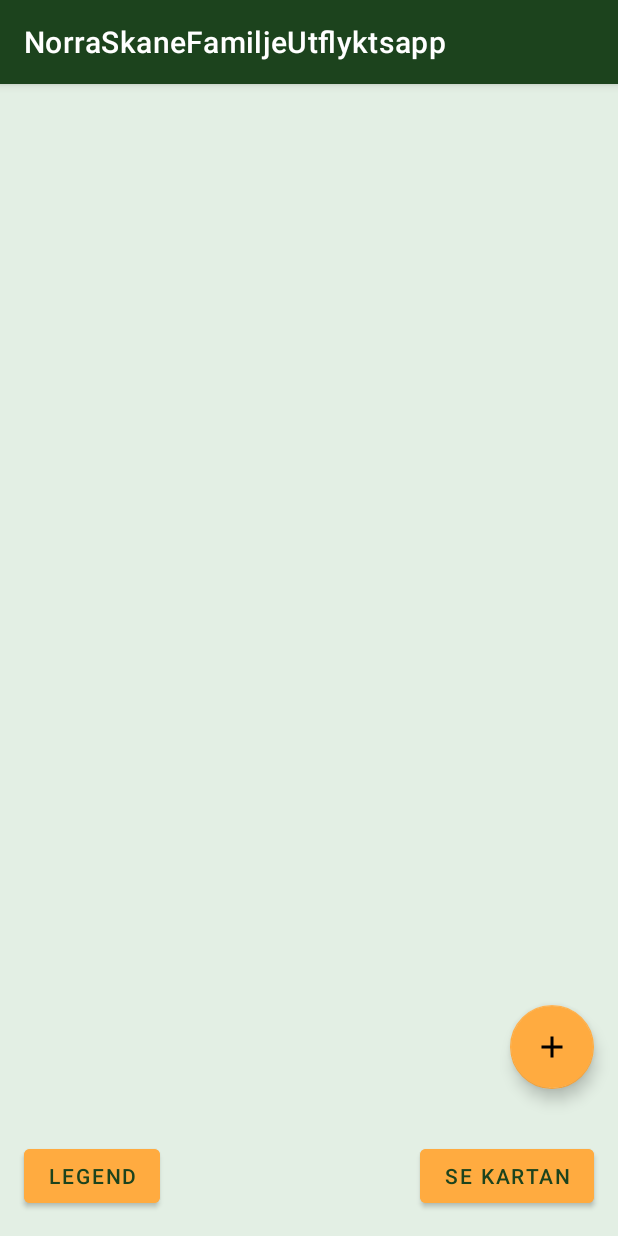
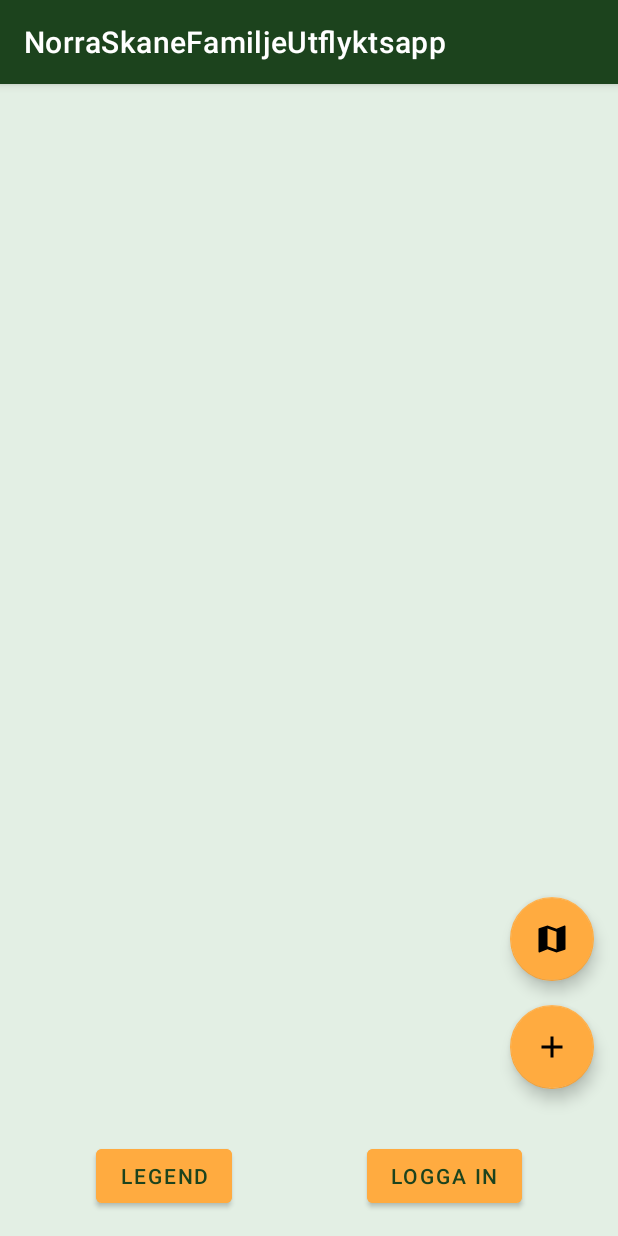
Before and after one commit to JuliaGloggPete/UtflyktstippsMedBarn, an Android app: the screen it shows after launch (DestinationsViewActivity), after a tap on "SKIP", on a phone screen of 412 x 824 dp. Run offline under Robolectric (Android 15) with nearby library versions, the phone set to English and light mode, and no system bars; our stand-ins replace Firebase (no records; nobody signed in at launch, a user with empty details on screens opened directly); Roboto replaces fonts that are not available here.

Commit message:
styled and added last funktions, cleaned the code

```diff
--- a/app/src/main/AndroidManifest.xml
+++ b/app/src/main/AndroidManifest.xml
@@ -38,7 +38,7 @@
                 android:value="" />
         </activity>
         <activity
-            android:name=".TestScrollDownAdd"
+            android:name=".AddDestinationsActivity"
             android:exported="false">
             <meta-data
                 android:name="android.app.lib_name"
--- a/app/src/main/java/com/example/norraskanefamiljeutflyktsapp/DataManager.kt
+++ b/app/src/main/java/com/example/norraskanefamiljeutflyktsapp/DataManager.kt
@@ -5,5 +5,4 @@ object DataManager {
 
     val destinations = mutableListOf<Places>()
 
-
 }
--- a/app/src/main/java/com/example/norraskanefamiljeutflyktsapp/DestinationsViewActivity.kt
+++ b/app/src/main/java/com/example/norraskanefamiljeutflyktsapp/DestinationsViewActivity.kt
@@ -23,24 +23,43 @@ class DestinationsViewActivity : AppCompatActivity(), DestinatinRecyclerAdapter.
         recyclerView.layoutManager = LinearLayoutManager(this)
         recyclerView.adapter = DestinatinRecyclerAdapter(this, DataManager.destinations, this)
 
+        val loggedIn = intent.getBooleanExtra("logged", true)
 
 
 
-        val addDestinationButton = findViewById<FloatingActionButton>(R.id.floatingActionButton2)
+
+        val addDestinationButton = findViewById<FloatingActionButton>(R.id.FABtoAdd)
         addDestinationButton.setOnClickListener {
-            val loggedIn = intent.getBooleanExtra("logged", true)
+
 
             if (loggedIn == true) {
 
-                val intent = Intent(this, TestScrollDownAdd::class.java)
+                val intent = Intent(this, AddDestinationsActivity::class.java)
                 startActivity(intent)
             } else {
-               // Toast.makeText(this, "log in", Toast.LENGTH_SHORT).show()
                 addNRemovePleaseLogInFragment()
             }
         }
-        val mapBtn = findViewById<Button>(R.id.btn_seeMap)
-        mapBtn.setOnClickListener {
+        val logOutButton = findViewById<Button>(R.id.btn_LogOut)
+        if (loggedIn == false) {
+            logOutButton.setText("Logga In")
+        }
+
+
+
+        logOutButton.setOnClickListener {
+            if (loggedIn == false) {
+                finish()
+            }
+
+            val intent = Intent(this, MainActivity::class.java)
+            intent.putExtra("Logout",true)
+            intent.flags = Intent.FLAG_ACTIVITY_CLEAR_TOP
+            startActivity(intent) }
+
+        val mapButton = findViewById<FloatingActionButton>(R.id.floatingActionButtonMaps)
+
+        mapButton.setOnClickListener {
 
             val intent = Intent(this, AllDestinationsMapsActivity::class.java)
             startActivity(intent)
@@ -54,8 +73,6 @@ class DestinationsViewActivity : AppCompatActivity(), DestinatinRecyclerAdapter.
     }
 
     override fun OnClick(position: Int) {
-        // Toast.makeText(this, "${position}",Toast.LENGTH_SHORT).show()
-        //   Toast.makeText(this,DataManager.destinations[position].title,Toast.LENGTH_SHORT).show()
         val intent = Intent(this, MoreInfoActivity::class.java)
 
         intent.putExtra("id", DataManager.destinations[position].documentId.toString())
@@ -67,13 +84,11 @@ class DestinationsViewActivity : AppCompatActivity(), DestinatinRecyclerAdapter.
     fun addNRemoveLegendFragment(view: View) {
 
         val frag = supportFragmentManager.findFragmentByTag("legendFragment")
-        if (frag != null){
+        if (frag != null) {
             val transaction = supportFragmentManager.beginTransaction()
             transaction.remove(legendFragment)
-            transaction.commit()}
-
-
-       else {
+            transaction.commit()
+        } else {
 
             val transaction = supportFragmentManager.beginTransaction()
             transaction.replace(R.id.framelayout, legendFragment, "legendFragment")
@@ -84,7 +99,7 @@ class DestinationsViewActivity : AppCompatActivity(), DestinatinRecyclerAdapter.
 
     override fun onTouchEvent(event: MotionEvent?): Boolean {
 
-        if(event?.action == MotionEvent.ACTION_UP){
+        if (event?.action == MotionEvent.ACTION_UP) {
             removeLegend()
             removeLoginFragment()
         }
@@ -109,13 +124,11 @@ class DestinationsViewActivity : AppCompatActivity(), DestinatinRecyclerAdapter.
     fun addNRemovePleaseLogInFragment() {
 
         val frag = supportFragmentManager.findFragmentByTag("logInFragment")
-        if (frag != null){
+        if (frag != null) {
             val transaction = supportFragmentManager.beginTransaction()
             transaction.remove(plsLogInFragment)
-            transaction.commit()}
-
-
-        else {
+            transaction.commit()
+        } else {
 
 
             val transaction = supportFragmentManager.beginTransaction()
@@ -124,12 +137,6 @@ class DestinationsViewActivity : AppCompatActivity(), DestinatinRecyclerAdapter.
 
         }
     }
-
-
-
-
-
-
 
 
     fun removeLoginFragment() {
--- a/app/src/main/java/com/example/norraskanefamiljeutflyktsapp/LegendFragment.kt
+++ b/app/src/main/java/com/example/norraskanefamiljeutflyktsapp/LegendFragment.kt
@@ -7,8 +7,7 @@ import android.view.ViewGroup
 import androidx.fragment.app.Fragment
 import kotlinx.android.synthetic.main.activity_destinations_view.*
 
-class LegendFragment() : Fragment()
-{
+class LegendFragment() : Fragment() {
 
     override fun onCreateView(
         inflater: LayoutInflater,
@@ -20,9 +19,6 @@ class LegendFragment() : Fragment()
         return view
 
 
-
-
-
     }
 
 }
--- a/app/src/main/java/com/example/norraskanefamiljeutflyktsapp/Log_In_please.kt
+++ b/app/src/main/java/com/example/norraskanefamiljeutflyktsapp/Log_In_please.kt
@@ -36,7 +36,7 @@ class Log_In_please : Fragment() {
         savedInstanceState: Bundle?
     ): View? {
         // Inflate the layout for this fragment
-      val view : View =inflater!!.inflate(R.layout.fragment_log__in_please, container, false)
+        val view: View = inflater!!.inflate(R.layout.fragment_log__in_please, container, false)
 
         view.btn_back_to_logIn.setOnClickListener {
             val intent = Intent(context, MainActivity::class.java)
@@ -47,8 +47,6 @@ class Log_In_please : Fragment() {
 
         view.btn_fragm_cancel.setOnClickListener {
             val loggedIn = false
-
-
 
 
             /*val transaction = supportFragmentManager.beginTransaction()
--- a/app/src/main/java/com/example/norraskanefamiljeutflyktsapp/MainActivity.kt
+++ b/app/src/main/java/com/example/norraskanefamiljeutflyktsapp/MainActivity.kt
@@ -14,12 +14,11 @@ import com.google.firebase.firestore.ktx.toObject
 import com.google.firebase.ktx.Firebase
 
 class MainActivity : AppCompatActivity() {
-// https://www.youtube.com/watch?v=0ok8e0JfIoo&t=35s
+
     lateinit var auth: FirebaseAuth
     lateinit var emailView: EditText
     lateinit var passwordView: EditText
-    lateinit var skipBtn : Button
-
+    lateinit var skipBtn: Button
 
 
     override fun onCreate(savedInstanceState: Bundle?) {
@@ -61,7 +60,7 @@ class MainActivity : AppCompatActivity() {
         val signInBtn = findViewById<Button>(R.id.btn_signIn)
         val signUpBtn = findViewById<Button>(R.id.btn_signUp)
 
-         skipBtn = findViewById<Button>(R.id.btn_moveOnWithoutRegister)
+        skipBtn = findViewById<Button>(R.id.btn_moveOnWithoutRegister)
 
 
         signUpBtn.setOnClickListener {
@@ -95,14 +94,13 @@ class MainActivity : AppCompatActivity() {
         var loggedIn = true
 
 
-        if ( skipBtn.isPressed ){
+        if (skipBtn.isPressed) {
             loggedIn = false
 
         }
 
 
-
-      val intent = Intent(this, DestinationsViewActivity::class.java)
+        val intent = Intent(this, DestinationsViewActivity::class.java)
         //val intent = Intent(this, TakeInImageActivity::class.java)
 
         intent.putExtra("logged", loggedIn)
@@ -137,7 +135,6 @@ class MainActivity : AppCompatActivity() {
                 gotoPlacesActivitiy()
 
 
-
             } else {
                 val toast =
                     Toast.makeText(
@@ -153,6 +150,16 @@ class MainActivity : AppCompatActivity() {
 
         }
 
+
+    }
+
+    override fun onResume() {
+        super.onResume()
+       val logout = intent.getBooleanExtra("Logout", false)
+
+        if(logout == false){
+            auth.signOut()
+        }
 
     }
 
--- /dev/null
+++ b/app/src/main/res/drawable/ic_baseline_arrow_back_24.xml
@@ -0,0 +1,5 @@
+<vector android:autoMirrored="true" android:height="24dp"
+    android:tint="#000000" android:viewportHeight="24"
+    android:viewportWidth="24" android:width="24dp" xmlns:android="http://schemas.android.com/apk/res/android">
+    <path android:fillColor="@android:color/white" android:pathData="M20,11H7.83l5.59,-5.59L12,4l-8,8 8,8 1.41,-1.41L7.83,13H20v-2z"/>
+</vector>
--- /dev/null
+++ b/app/src/main/res/drawable/ic_baseline_map_24.xml
@@ -0,0 +1,5 @@
+<vector android:height="24dp" android:tint="#000000"
+    android:viewportHeight="24" android:viewportWidth="24"
+    android:width="24dp" xmlns:android="http://schemas.android.com/apk/res/android">
+    <path android:fillColor="@android:color/white" android:pathData="M20.5,3l-0.16,0.03L15,5.1 9,3 3.36,4.9c-0.21,0.07 -0.36,0.25 -0.36,0.48V20.5c0,0.28 0.22,0.5 0.5,0.5l0.16,-0.03L9,18.9l6,2.1 5.64,-1.9c0.21,-0.07 0.36,-0.25 0.36,-0.48V3.5c0,-0.28 -0.22,-0.5 -0.5,-0.5zM15,19l-6,-2.11V5l6,2.11V19z"/>
+</vector>
--- a/app/src/main/res/layout/activity_destinations_view.xml
+++ b/app/src/main/res/layout/activity_destinations_view.xml
@@ -20,19 +20,19 @@
         app:layout_constraintVertical_bias="1.0" />
 
     <Button
-        android:id="@+id/btn_seeMap"
+        android:id="@+id/btn_LogOut"
         android:layout_width="wrap_content"
         android:layout_height="wrap_content"
-        android:layout_marginEnd="16dp"
+        android:layout_marginEnd="64dp"
         android:layout_marginBottom="16dp"
         android:backgroundTint="#FFAB40"
-        android:text="Se kartan"
+        android:text="Logga ut"
         android:textColor="#1C431D"
         app:layout_constraintBottom_toBottomOf="parent"
         app:layout_constraintEnd_toEndOf="parent" />
 
     <com.google.android.material.floatingactionbutton.FloatingActionButton
-        android:id="@+id/floatingActionButton2"
+        android:id="@+id/FABtoAdd"
         android:layout_width="wrap_content"
         android:layout_height="wrap_content"
         android:layout_marginEnd="16dp"
@@ -44,11 +44,24 @@
         app:srcCompat="@drawable/ic_baseline_add_24"
         tools:ignore="SpeakableTextPresentCheck" />
 
+    <com.google.android.material.floatingactionbutton.FloatingActionButton
+        android:id="@+id/floatingActionButtonMaps"
+        android:layout_width="wrap_content"
+        android:layout_height="wrap_content"
+        android:layout_marginEnd="16dp"
+        android:layout_marginBottom="16dp"
+        android:clickable="true"
+        app:backgroundTint="#FFAB40"
+        app:layout_constraintBottom_toTopOf="@+id/FABtoAdd"
+        app:layout_constraintEnd_toEndOf="parent"
+        app:srcCompat="@drawable/ic_baseline_map_24"
+        tools:ignore="SpeakableTextPresentCheck" />
+
     <Button
         android:id="@+id/btn_legend"
         android:layout_width="wrap_content"
         android:layout_height="wrap_content"
-        android:layout_marginStart="16dp"
+        android:layout_marginStart="64dp"
         android:layout_marginBottom="16dp"
         android:backgroundTint="#FFAB40"
         android:onClick="addNRemoveLegendFragment"
@@ -74,9 +87,9 @@
         android:layout_height="wrap_content"
         android:layout_marginEnd="32dp"
         android:layout_marginBottom="60dp"
-        app:layout_constraintBottom_toTopOf="@+id/btn_seeMap"
+        app:layout_constraintBottom_toTopOf="@+id/btn_LogOut"
         app:layout_constraintEnd_toEndOf="@+id/recyclerView"
-        app:layout_constraintEnd_toStartOf="@+id/floatingActionButton2">
+        app:layout_constraintEnd_toStartOf="@+id/FABtoAdd">
 
     </FrameLayout>
 
--- a/app/src/main/res/layout/fragment_log__in_please.xml
+++ b/app/src/main/res/layout/fragment_log__in_please.xml
@@ -7,8 +7,8 @@
     android:layout_height="wrap_content"
     android:layout_alignWithParentIfMissing="false"
     android:layout_marginStart="55dp"
-    android:background="#FFFFFF"
-    android:backgroundTint="#D3E4D4"
+    android:background="#B0CAB1"
+    android:backgroundTint="#F896CC99"
     app:flow_horizontalAlign="center"
     app:flow_verticalAlign="center"
     tools:context=".Log_In_please">
```
Also changed, not shown: app/src/main/java/com/example/norraskanefamiljeutflyktsapp/AddDestinationsActivity.kt (renamed from app/src/main/java/com/example/norraskanefamiljeutflyktsapp/TestScrollDownAdd.kt, +52 -65 lines), app/src/main/java/com/example/norraskanefamiljeutflyktsapp/AllDestinationsMapsActivity.kt (+3 -40 lines), app/src/main/java/com/example/norraskanefamiljeutflyktsapp/DestinatinRecyclerAdapter.kt (+35 -36 lines), app/src/main/java/com/example/norraskanefamiljeutflyktsapp/MoreInfoActivity.kt (+94 -44 lines), app/src/main/java/com/example/norraskanefamiljeutflyktsapp/PlacesInfoAdapter.kt (+22 -23 lines), app/src/main/java/com/example/norraskanefamiljeutflyktsapp/SpinnerActivity.kt (deleted, +0 -7 lines), app/src/main/res/layout/activity_add.xml (renamed from app/src/main/res/layout/activity_test_scroll_down_add.xml, +1 -20 lines), app/src/main/res/layout/activity_more_info.xml (+25 -10 lines).
